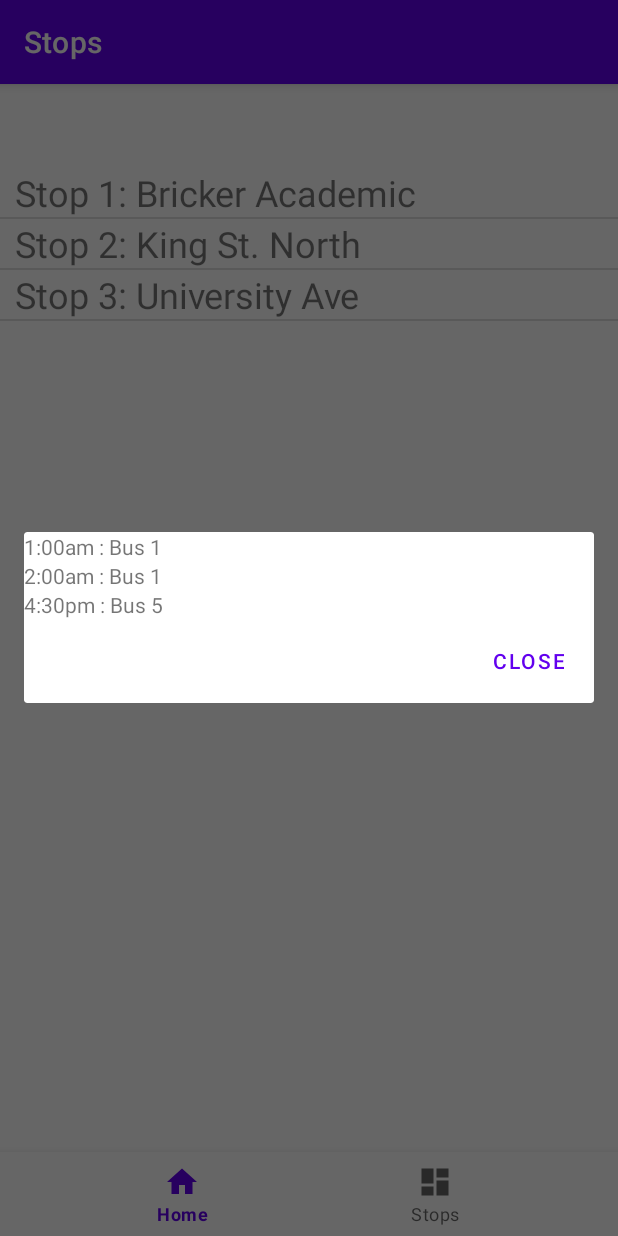
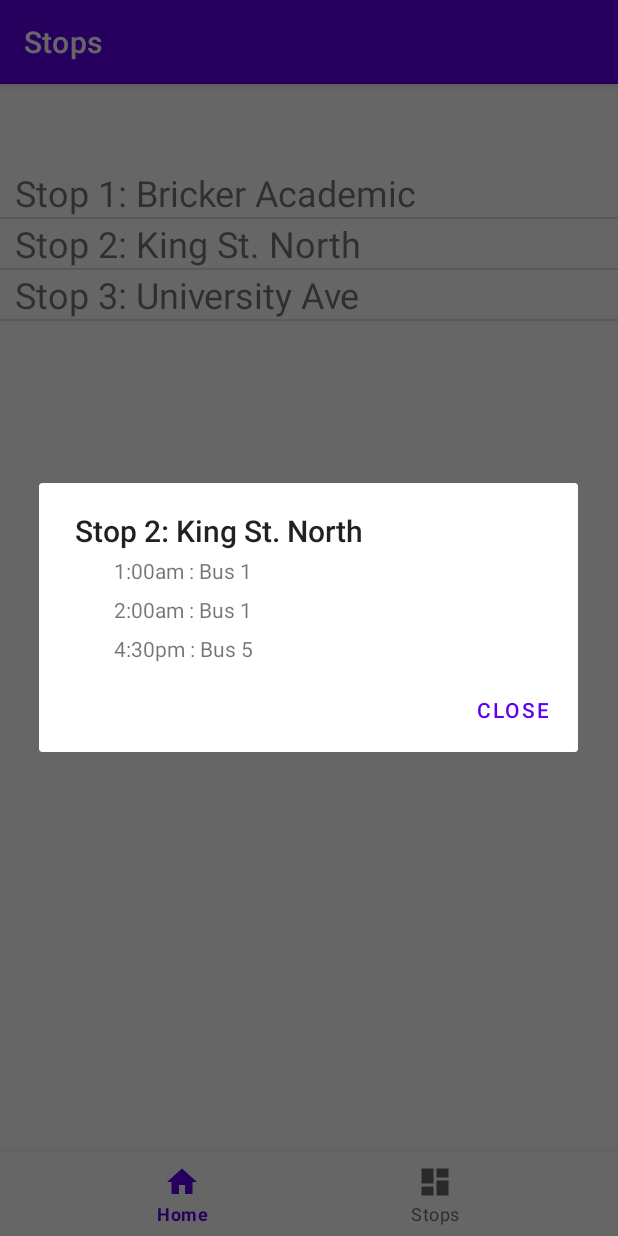
Before and after one commit to KevuTheDev/asgn-cp470-android-project, an Android app: the DashboardFragment screen opened through its navigation route, after a tap on "Stop 2: King St. North", on a phone screen of 412 x 824 dp. Run offline under Robolectric (Android 15) with nearby library versions, the phone set to English and light mode, and no system bars; our stand-ins replace navigation-ui.

Commit message:
Aligned the Stops Dialog text

```diff
--- a/app/src/main/java/com/example/a470group/ui/dashboard/DashboardFragment.java
+++ b/app/src/main/java/com/example/a470group/ui/dashboard/DashboardFragment.java
@@ -62,7 +62,7 @@ public class DashboardFragment extends Fragment {
     binding = null;
   }
 
-  private class DashboardAdapter extends ArrayAdapter<String>{
+  private class DashboardAdapter extends ArrayAdapter<String> {
     public DashboardAdapter(Context ctx) {
       super(ctx, 0);
     }
@@ -92,52 +92,15 @@ public class DashboardFragment extends Fragment {
           Log.i("butt",x.getText().toString());
 
           String name = x.getText().toString();
-          makeDialog(getContext(),name);
+          String[] stopTimes = {"1:00am : Bus 1","2:00am : Bus 1","4:30pm : Bus 5"};
+          makeDialog(getContext(),name, stopTimes);
         }
       });
       return result;
     }
   }
 
-  private class DialogListAdapter extends ArrayAdapter<String> {
-    public DialogListAdapter(Context ctx) {
-      super(ctx, 0);
-    }
-
-    public int getCount(){
-      return stopsList.size();
-    }
-
-    public String getItem(int position){
-      return stopsList.get(position);
-    }
-
-    public View getView(int position, View convertView, ViewGroup parent){
-      LayoutInflater inflater = DashboardFragment.this.getLayoutInflater();
-      View result = null ;
-      TextView message;
-
-      result = inflater.inflate(R.layout.stops_row, null);
-      message = (TextView) result.findViewById(R.id.TextMessage);
-
-      message.setText(   getItem(position)  ); // get the string at position
-      message.setOnClickListener(new View.OnClickListener() {
-        @Override
-        public void onClick(View v) {
-          TextView x = (TextView) v;
-          Log.i("butt",x.toString());
-          Log.i("butt",x.getText().toString());
-
-          String name = x.getText().toString();
-          makeDialog(getContext(),name);
-        }
-      });
-      return result;
-    }
-  }
-
-  public void makeDialog(Context ctx, String stopName){
-    String[] stopTime = {"1:00am : Bus 1","2:00am : Bus 1","4:30pm : Bus 5"};
+  public void makeDialog(Context ctx, String stopName, String[] stopTimes) {
 
     AlertDialog.Builder myCustomDialogBuilder = new AlertDialog.Builder(ctx);
     LayoutInflater myInflater = this.getLayoutInflater();
@@ -153,38 +116,20 @@ public class DashboardFragment extends Fragment {
 
     LinearLayout linearLayout = (LinearLayout) view.findViewById(R.id.linearLayoutDialog);
 
-    for (String s : stopTime) {
+    // Adding the stop times onto the dialog
+    for (String s : stopTimes) {
       TextView textView = new TextView(ctx);
       textView.setText(s);
       linearLayout.addView(textView);
+
+      LinearLayout.LayoutParams params = (LinearLayout.LayoutParams) textView.getLayoutParams();
+      params.setMargins(75, 5, 75, 5);
+      textView.setLayoutParams(params);
     }
+    myCustomDialogBuilder.setTitle(stopName); // set title
 
     Dialog myDialog = myCustomDialogBuilder.create();
     myDialog.show();
-//
-//
-//    LinearLayout linearLayout = new LinearLayout(ctx);
-//    linearLayout.setOrientation(LinearLayout.VERTICAL);
-//
-//    for (String s : stopTime) {
-//      TextView textView = new TextView(ctx);
-//      textView.setText(s);
-//      linearLayout.addView(textView);
-//    }
-//
-//    AlertDialog.Builder builder2 = new AlertDialog.Builder(ctx);
-//    builder2.setTitle(stopName);
-//
-//    // Add the buttons
-//    builder2.setPositiveButton("Close", new DialogInterface.OnClickListener() {
-//      public void onClick(DialogInterface dialog, int id) {
-//
-//      }
-//    });
-//
-//    AlertDialog dialog2 = builder2.create();
-//    dialog2.setView(linearLayout);
-//    dialog2.show();
   }
 
   public void onStopClick(View view){
@@ -192,5 +137,4 @@ public class DashboardFragment extends Fragment {
     Log.i("butt",x.toString());
     Log.i("butt",x.getText().toString());
   }
-
 }
--- a/app/src/main/res/layout/dialog_dashboard_stops.xml
+++ b/app/src/main/res/layout/dialog_dashboard_stops.xml
@@ -8,9 +8,4 @@
     android:layout_marginTop="10dp"
     android:layout_marginEnd="10dp"
     android:layout_marginBottom="10dp"
-    android:orientation="vertical" >
-
-    <ListView
-        android:layout_width="match_parent"
-        android:layout_height="match_parent" />
-</LinearLayout>
+    android:orientation="vertical" />
```
